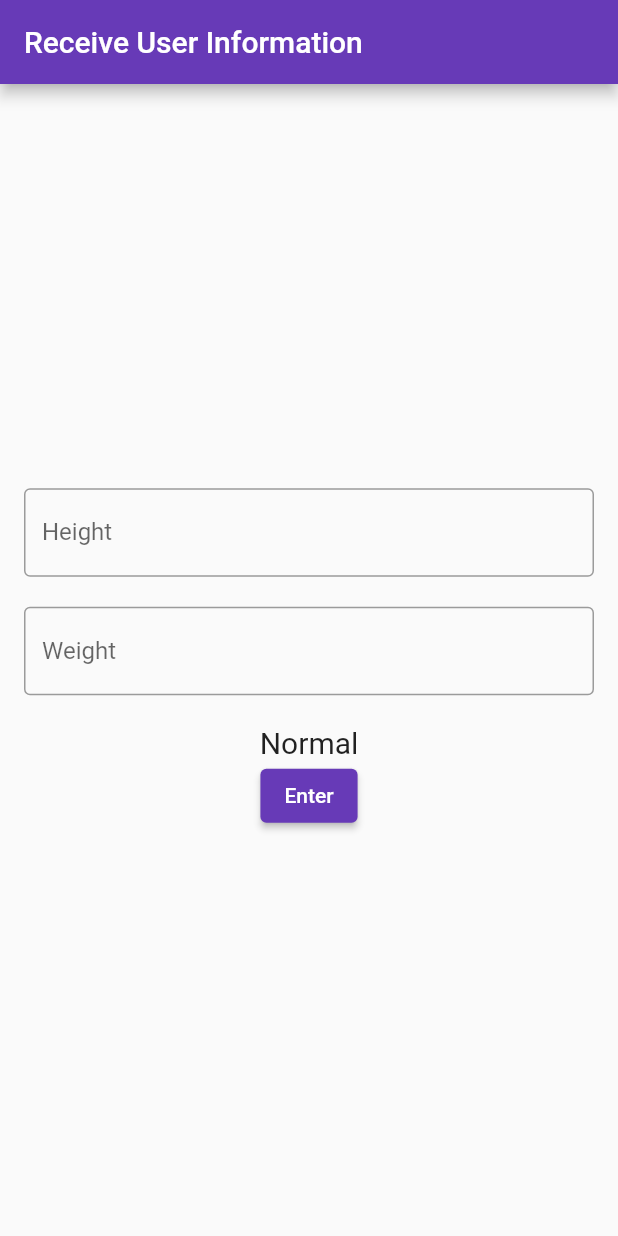
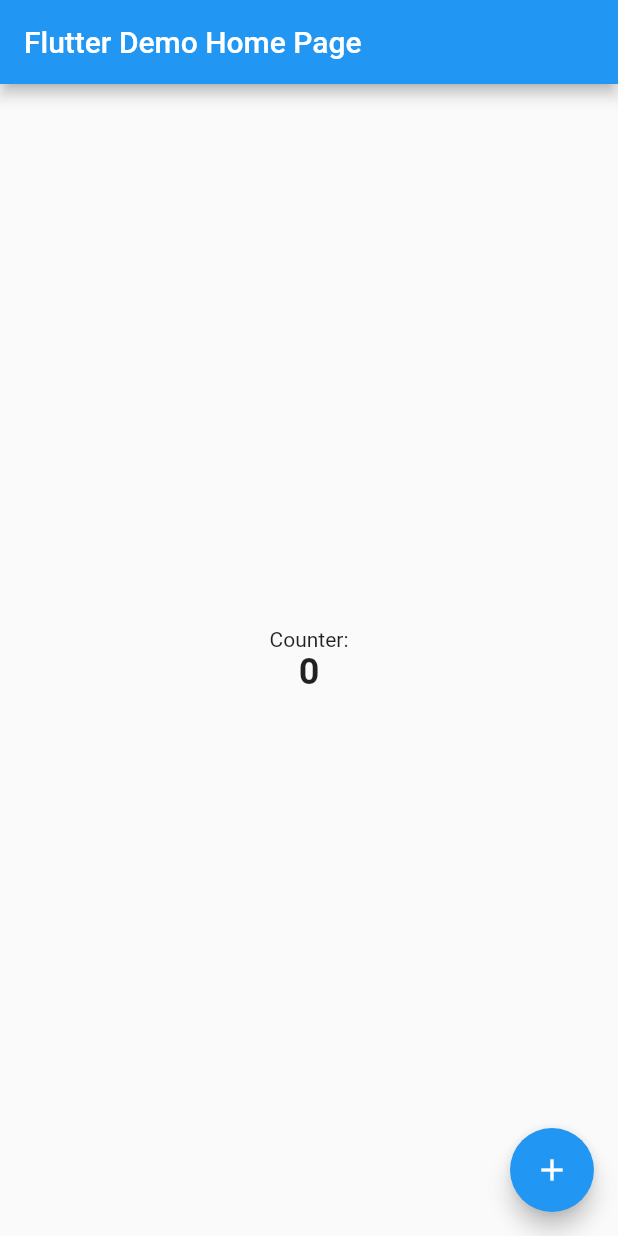
Before and after one commit to GwonHayeon/mobileAppDevelopment, a Flutter app: the screen it shows after launch, on a phone screen of 412 x 824 dp. Run offline on Flutter 3.47's test engine with Material 2 defaults, Android fonts, the phone set to English and light mode, and no system bars; our stand-ins replace firebase_core; accounts and stored records are empty; generated files the repository leaves out were written again.

```diff
--- a/lib/main.dart
+++ b/lib/main.dart
@@ -1,21 +1,22 @@
-import "package:flutter/material.dart";
+import 'package:flutter/material.dart';
+import 'package:firebase_core/firebase_core.dart';
+import 'firebase_options.dart';
 
-enum Language { cpp, python, dart }
-
-void main() {
+void main() async{
+  WidgetsFlutterBinding.ensureInitialized();
+  await Firebase.initializeApp(
+    options: DefaultFirebaseOptions.currentPlatform,
+  );
   runApp(MyApp());
 }
 
 class MyApp extends StatelessWidget {
-  const MyApp({super.key});
-
   @override
   Widget build(BuildContext context) {
     return MaterialApp(
-      //const제거
-      title: 'Receive User Information',
+      title: 'Flutter Demo',
       theme: ThemeData(
-        primarySwatch: Colors.deepPurple, //이것까지 해줘야함
+        primarySwatch: Colors.blue,
       ),
       home: MyHomePage(),
     );
@@ -23,79 +24,46 @@ class MyApp extends StatelessWidget {
 }
 
 class MyHomePage extends StatefulWidget {
-  const MyHomePage({super.key});
-
   @override
-  State<MyHomePage> createState() => _MyHomePageState();
+  _MyHomePageState createState() => _MyHomePageState();
 }
 
 class _MyHomePageState extends State<MyHomePage> {
-  final _heightController = TextEditingController();
-  final _weightController = TextEditingController();
-  String _obesity = "Normal";
+  int _counter = 0;
 
-  void dispose() {
-    //위젯이 사라졌을때 수행되는 함수
-    _heightController.dispose();
-    _weightController.dispose();
-    super.dispose();
+  void _incrementCounter() {
+    setState(() {
+      _counter++;
+    });
   }
 
   @override
   Widget build(BuildContext context) {
     return Scaffold(
       appBar: AppBar(
-        title: Text("Receive User Information"),
+        title: Text('Flutter Demo Home Page'),
       ),
-      body: Padding(
-        padding: EdgeInsets.all(16.0),
-        child: Center(
+      body: Center(
         child: Column(
           mainAxisAlignment: MainAxisAlignment.center,
-            children: [
-              TextField(
-                decoration: InputDecoration(
-                  border: OutlineInputBorder(),
-                  labelText: 'Height',
-                ),
-                controller: _heightController,
-                keyboardType: TextInputType.number, //키보드 타임 숫자로하기
-              ),
-              Container(
-                height: 20,
-              ),
-              TextField(
-                decoration: InputDecoration(
-                  border: OutlineInputBorder(),
-                  labelText: 'Weight',
-                ),
-                controller: _weightController,
-              ),
-              Container(
-                height: 20,
+          children: <Widget>[
+            Text(
+              'Counter:',
             ),
             Text(
-                _obesity,
-                style: TextStyle(fontSize: 20),
+              '$_counter',
+              style: TextStyle(
+                fontSize: 24,
+                fontWeight: FontWeight.bold,
               ),
-              ElevatedButton(
-                onPressed: () {
-                  setState(() {
-                    //아무것도 넣지 않으면 그냥 다시 그리기만한다
-                    var heightValue = double.parse(_heightController.text.trim());
-                    var weightValue = double.parse(_weightController.text.trim());
-                    if (weightValue/(heightValue * heightValue) > 25){
-                      _obesity = "Obesity";
-                    } else{
-                      _obesity = "Normal";
-                    }
-                  });
-                },
-                child: Text("Enter"),
-              )
+            ),
           ],
         ),
       ),
+      floatingActionButton: FloatingActionButton(
+        onPressed: _incrementCounter,
+        tooltip: 'Increment',
+        child: Icon(Icons.add),
       ),
     );
   }
--- a/pubspec.yaml
+++ b/pubspec.yaml
@@ -35,7 +35,8 @@ dependencies:
   # The following adds the Cupertino Icons font to your application.
   # Use with the CupertinoIcons class for iOS style icons.
   cupertino_icons: ^1.0.2
-
+  provider: ^6.0.4
+  firebase_core: ^2.22.0
 dev_dependencies:
   flutter_test:
     sdk: flutter
```
Also changed, not shown: pubspec.lock, 1 other file. Lines whose indentation alone changed are shown as unchanged.
